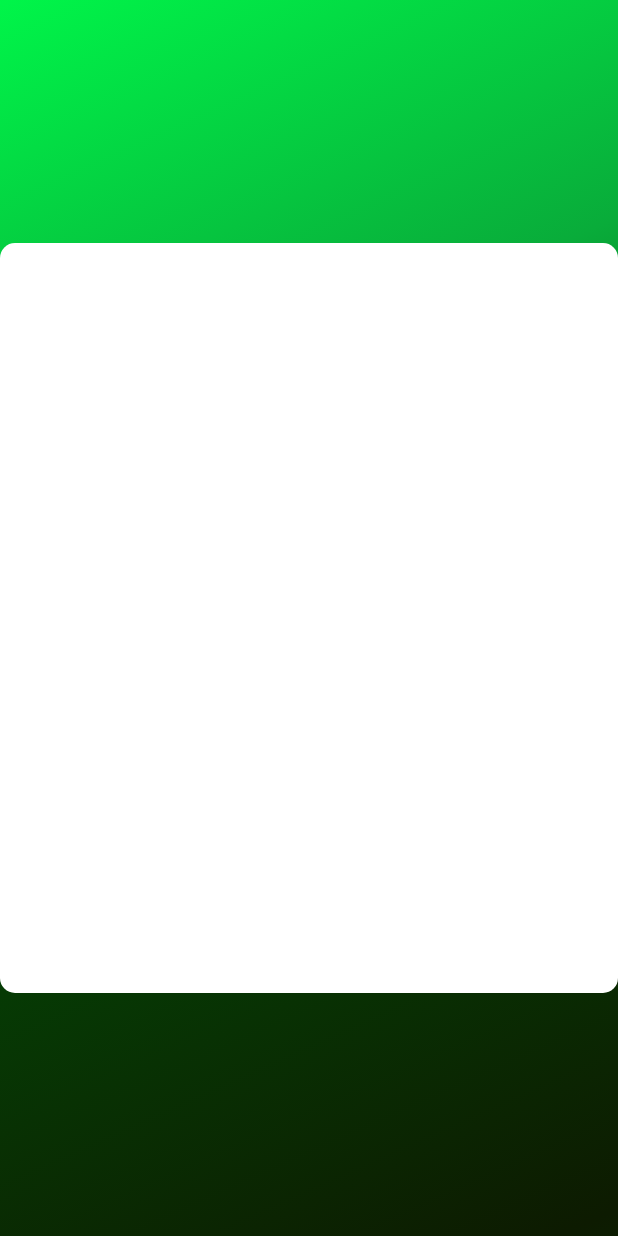
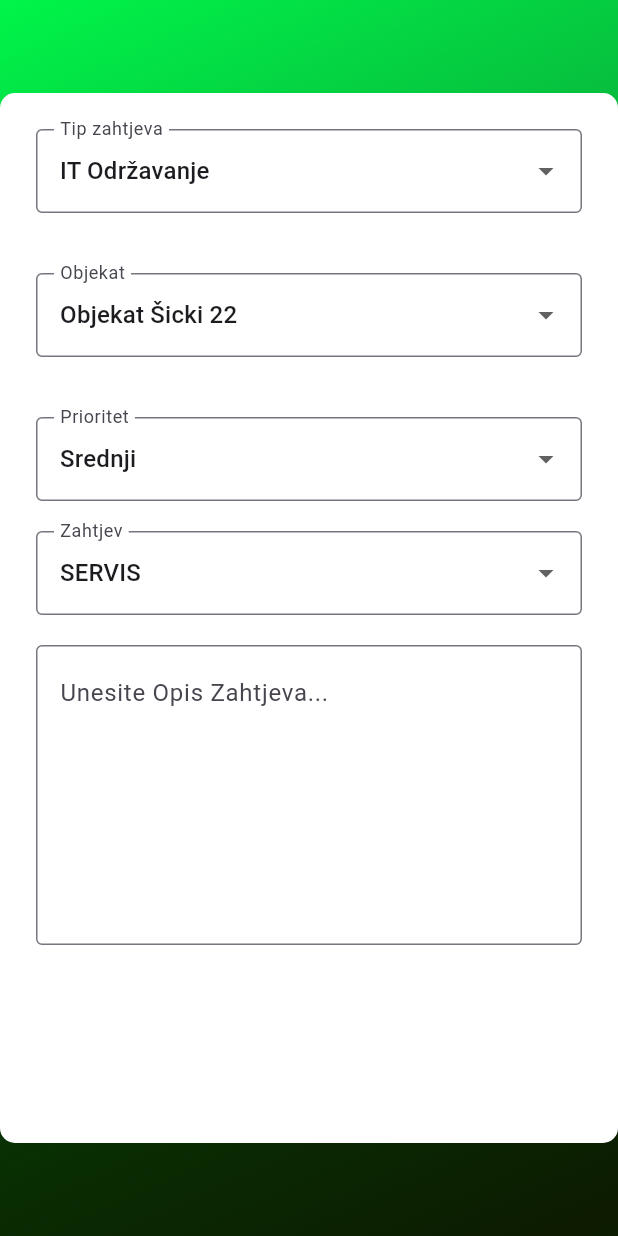
Before and after one commit to DM-bingo/BingoTicketingSystemMobileApp, a Flutter app: the CreateNewTicket screen opened directly, on a phone screen of 412 x 824 dp. Run offline on Flutter 3.47's test engine with Material 3 defaults, Android fonts, the phone set to English and light mode, and no system bars; our stand-ins replace lottie.

Commit message:
DefinedDropdownsLists

```diff
--- a/lib/pages/create_new_ticket.dart
+++ b/lib/pages/create_new_ticket.dart
@@ -1,5 +1,6 @@
 import 'package:bingo_ticketing_system_mobile/colors/app_colors.dart';
 import 'package:flutter/material.dart';
+import 'package:bingo_ticketing_system_mobile/strings/app_strings.dart';
 
 class CreateNewTicket extends StatefulWidget {
   const CreateNewTicket({super.key});
@@ -9,35 +10,201 @@ class CreateNewTicket extends StatefulWidget {
 }
 
 class _CreateNewTicket extends State<CreateNewTicket> {
+  String? selectedValue;
+  List<String> options = ['IT Održavanje', 'Eleketricari', 'Građevina'];
+
+  String? selectedValue1;
+  List<String> options1 = [
+    'Objekat Šicki 22',
+    'Objekat BCC Tuzla 211',
+    'Objekat Sarajevo 206',
+  ];
+
+  String? priority;
+  List<String> priorityValues = ['Nizak', 'Srednji', 'Visok'];
+
+  String? optionsValue;
+  List<String> listOfOptions = ['SERVIS', 'NABAVA'];
+
+  String? serviceOptions;
+  List<String> listOfServiceOptions = [
+    'Elektroinstalacije',
+    'Mašinske Instalacije',
+    'Vodovod i Kanalizacija',
+    'Frigoinstalacije',
+    'Vrata i Prozori',
+    'Građevinsko-Zanatski Poslovi',
+    'Sigurnosni Sistemi',
+    'IT Oprema',
+    'Proizvodne Linije',
+    'Reklame i Označavanje',
+    'Tehnološka Oprema',
+  ];
+
+  String? electroOptions;
+  List<String> listOfElectroOptions = [
+    'Elektroinstalacije-Rasvjeta',
+    'Agregati',
+    'Utičnice',
+    'Ups',
+    'Trafo Stanica',
+    'Razglas',
+  ];
+
+  String? machineOptions;
+  List<String> listOfMachineOptions = [
+    'Grijanje',
+    'Hlađenje',
+    'Ventilacija',
+    'Sprinkler',
+    'Kuhinjske Nape',
+    'Liftovi, Pokretne Stepenice, Travelator',
+  ];
+
   @override
   Widget build(BuildContext context) {
-    return  Scaffold(
+    return Scaffold(
       body: Container(
         width: double.infinity,
         height: double.infinity,
         decoration: const BoxDecoration(
           gradient: LinearGradient(
             begin: Alignment.topLeft,
-            end: Alignment(0.8,1),
+            end: Alignment(0.8, 1),
             colors: <Color>[
               Appcolors.green1,
               Appcolors.green2,
               Appcolors.green3,
-              Appcolors.green4
+              Appcolors.green4,
             ],
-            tileMode: TileMode.mirror
-          )
+            tileMode: TileMode.mirror,
+          ),
         ),
         child: Center(
           child: Container(
-            width: 500,
-            height: 500,
+            width: 600,
+            height: 700,
             padding: const EdgeInsets.all(24.0),
             decoration: BoxDecoration(
               color: Appcolors.white,
-              borderRadius: BorderRadius.circular(10)
+              borderRadius: BorderRadius.circular(10),
             ),
+            child: Column(
+              crossAxisAlignment: CrossAxisAlignment.start,
+              children: [
+                DropdownButtonFormField<String>(
+                  decoration: InputDecoration(
+                    labelText: AppStrings.requestType,
+                    border: OutlineInputBorder(),
+                  ),
+                  initialValue: options[0],
+                  hint: const Text(
+                    AppStrings.requestType,
+                    style: TextStyle(color: Appcolors.white),
+                  ),
+                  items: options.map((String value) {
+                    return DropdownMenuItem<String>(
+                      value: value,
+                      child: Text(value),
+                    );
+                  }).toList(),
+                  onChanged: (newValue) {
+                    setState(() {
+                      selectedValue = newValue;
+                    });
+                  },
+                ),
+                const SizedBox(height: 40),
 
+                DropdownButtonFormField<String>(
+                  decoration: InputDecoration(
+                    labelText: AppStrings.objectText,
+                    border: OutlineInputBorder(),
+                  ),
+                  initialValue: options1[0],
+                  hint: const Text(
+                    AppStrings.objectText,
+                    style: TextStyle(color: Appcolors.white),
+                  ),
+                  items: options1.map((String value1) {
+                    return DropdownMenuItem<String>(
+                      value: value1,
+                      child: Text(value1),
+                    );
+                  }).toList(),
+                  onChanged: (newValue1) {
+                    setState(() {
+                      selectedValue1 = newValue1;
+                    });
+                  },
+                ),
+                const SizedBox(height: 40),
+
+                DropdownButtonFormField<String>(
+                  decoration: InputDecoration(
+                    labelText: AppStrings.priorityText,
+                    border: OutlineInputBorder(),
+                  ),
+                  initialValue: priorityValues[1],
+                  hint: const Text(
+                    AppStrings.priorityText,
+                    style: TextStyle(color: Appcolors.white),
+                  ),
+                  items: priorityValues.map((String prio) {
+                    return DropdownMenuItem<String>(
+                      value: prio,
+                      child: Text(prio),
+                    );
+                  }).toList(),
+                  onChanged: (prioNew) {
+                    setState(() {
+                      priority = prioNew;
+                    });
+                  },
+                ),
+
+                const SizedBox(height: 20),
+
+                DropdownButtonFormField<String>(
+                  decoration: InputDecoration(
+                    labelText: AppStrings.requestText,
+                    border: OutlineInputBorder(),
+                  ),
+                  initialValue: listOfOptions[0],
+                  hint: const Text(
+                    AppStrings.requestText,
+                    style: TextStyle(color: Appcolors.white),
+                  ),
+                  items: listOfOptions.map((String opt) {
+                    return DropdownMenuItem<String>(
+                      value: opt,
+                      child: Text(opt),
+                    );
+                  }).toList(),
+                  onChanged: (optNew) {
+                    setState(() {
+                      optionsValue = optNew;
+                    });
+                  },
+                ),
+
+                const SizedBox(height: 20),
+
+                SizedBox(
+                  width: 600,
+                  height: 200,
+                  child: TextField(
+                    maxLines: null,
+                    expands: true,
+                    textAlignVertical: TextAlignVertical.top,
+                    decoration: InputDecoration(
+                      hintText: 'Unesite Opis Zahtjeva...',
+                      border: OutlineInputBorder(),
+                    ),
+                  ),
+                ),
+              ],
+            ),
           ),
         ),
       ),
--- a/lib/strings/app_strings.dart
+++ b/lib/strings/app_strings.dart
@@ -12,4 +12,8 @@ class AppStrings {
   static const String demo1 = 'NAPRAVI NOVI TIKET EKRAN';
   static const String demo2 = 'PRELGEDAJ POSTOJECE TIKETE EKRAN';
   static const String demo3 = 'POSTAVKE EKRAN';
+  static const String requestType = 'Tip zahtjeva';
+  static const String objectText = 'Objekat';
+  static const String priorityText = 'Prioritet';
+  static const String requestText = 'Zahtjev';
 }
```
Also changed, not shown: lib/pages/choose_option.dart (line endings or trailing spaces).
